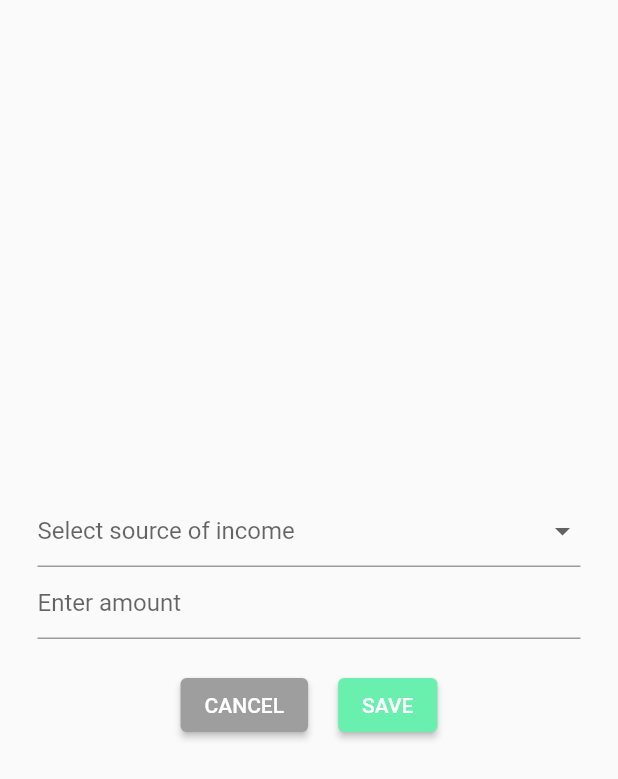
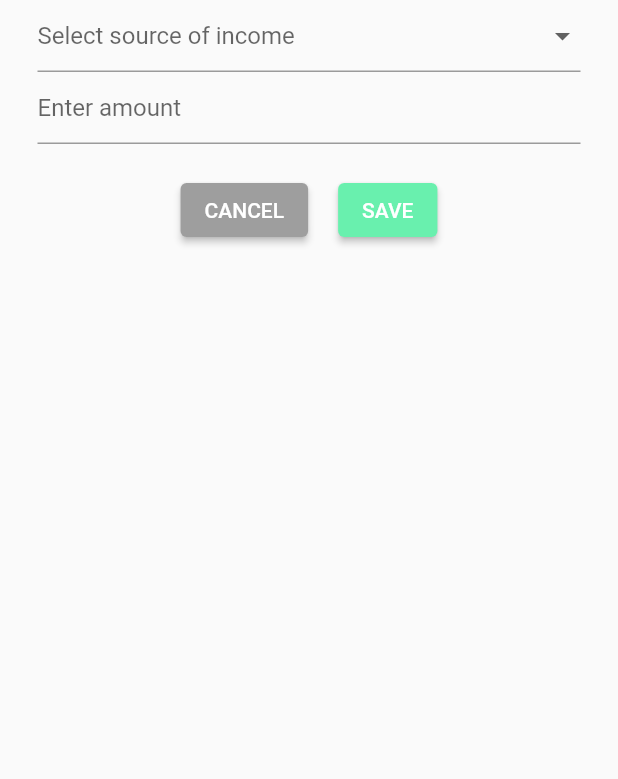
Before and after one commit to johninquest/ldgr, a Flutter app: the IncomeForm widget shown alone on an empty page, opened directly, after a tap on "SAVE", on a phone screen of 412 x 824 dp. Shown: the top 779 px of the screen. Run offline on Flutter 3.47's test engine with Material 2 defaults, Android fonts, the phone set to English and light mode, and no system bars; our stand-ins replace flutter_speed_dial, sqflite; accounts and stored records are empty.

```diff
--- a/lib/db/sqlite_helper.dart
+++ b/lib/db/sqlite_helper.dart
@@ -1,6 +1,6 @@
 import 'package:path_provider/path_provider.dart';
 import 'package:sqflite/sqflite.dart';
-import 'package:intl/intl.dart';
+// import 'package:intl/intl.dart';
 import 'package:path/path.dart';
 import 'dart:io';
 
--- a/lib/pages/input_expenditure.dart
+++ b/lib/pages/input_expenditure.dart
@@ -42,7 +42,7 @@ class _ExpenditureFormState extends State<ExpenditureForm> {
   Widget build(BuildContext context) {
     return Form(
       key: _formKey,
-      child: Column(
+      child: SingleChildScrollView(child: Column(
         mainAxisAlignment: MainAxisAlignment.center,
         crossAxisAlignment: CrossAxisAlignment.center,
         children: [
@@ -97,7 +97,7 @@ class _ExpenditureFormState extends State<ExpenditureForm> {
             ],
           ),
         ],
-      ),
+      ),),
     );
   }
 }
--- a/lib/pages/input_income.dart
+++ b/lib/pages/input_income.dart
@@ -2,10 +2,11 @@ import 'package:flutter/material.dart';
 import 'package:tba/shared/lists.dart';
 // import 'package:tba/styles/style.dart';
 import 'package:tba/db/sqlite_helper.dart';
+import 'package:tba/services/time.dart';
 // import 'package:tba/services/router.dart';
 
 class InputIncomePage extends StatelessWidget {
-  const InputIncomePage({ Key? key }) : super(key: key);
+  const InputIncomePage({Key? key}) : super(key: key);
 
   @override
   Widget build(BuildContext context) {
@@ -15,17 +16,17 @@ class InputIncomePage extends StatelessWidget {
           centerTitle: true,
           backgroundColor: Colors.greenAccent,
         ),
-      body: Center(child: Container(
+        body: Center(
+          child: Container(
             // child: Text('Enter income!'),
             child: IncomeForm(),
           ),
-
         ));
   }
 }
 
 class IncomeForm extends StatefulWidget {
-  const IncomeForm({ Key? key }) : super(key: key);
+  const IncomeForm({Key? key}) : super(key: key);
 
   @override
   _IncomeFormState createState() => _IncomeFormState();
@@ -42,6 +43,7 @@ class _IncomeFormState extends State<IncomeForm> {
     return Container(
       child: Form(
         key: _formKey,
+        child: SingleChildScrollView(
           child: Column(
             mainAxisAlignment: MainAxisAlignment.center,
             crossAxisAlignment: CrossAxisAlignment.center,
@@ -63,7 +65,8 @@ class _IncomeFormState extends State<IncomeForm> {
                   child: TextFormField(
                     decoration: InputDecoration(hintText: 'Enter amount'),
                     keyboardType: TextInputType.number,
-              validator: (val) => val!.isEmpty ? 'Please enter an amount!' : null,
+                    validator: (val) =>
+                        val!.isEmpty ? 'Please enter an amount!' : null,
                     onChanged: (val) => setState(() {
                       incomeAmount = val;
                       print('The expenditure amount => $val');
@@ -80,27 +83,28 @@ class _IncomeFormState extends State<IncomeForm> {
                       child: Text('CANCEL'),
                       style: ElevatedButton.styleFrom(
                         primary: Colors.grey,
-                  ),),),
+                      ),
+                    ),
+                  ),
                   Container(
                     margin: EdgeInsets.only(left: 10.0, right: 10.0, top: 10.0),
                     child: ElevatedButton(
                       onPressed: () {
                         print('Income name => $incomeSource');
                         print('Income amount => $incomeAmount');
-                    // print(incomeAmount.runtimeType);
+                        print('Timestamp => ${DateTimeHelper().timestampForDB()}');
                         SQLiteDatabaseHelper().insertRow(
                             'income', '$incomeSource', '$incomeAmount');
                       },
                       child: Text('SAVE'),
-                style: ElevatedButton.styleFrom(
-                  primary: Colors.greenAccent
-                ),),
+                      style:
+                          ElevatedButton.styleFrom(primary: Colors.greenAccent),
+                    ),
                   )
-
                 ],
               ),
-
             ],
+          ),
         ),
       ),
     );
--- /dev/null
+++ b/lib/services/time.dart
@@ -0,0 +1,11 @@
+import 'package:intl/intl.dart';
+
+class DateTimeHelper {
+  timestampForDB() {
+    DateFormat dbDateTimeFormat = DateFormat('yyyy-MM-dd HH:mm:ss');
+    DateTime dt = DateTime.now();
+    String dtToString = dbDateTimeFormat.format(dt);
+    return dtToString;
+    // print(dtToString);
+  }
+}
```
Also changed, not shown: lib/services/formatter.dart (added, +24 -0 lines), lib/shared/widgets.dart (line endings or trailing spaces). Lines whose indentation alone changed are shown as unchanged.
